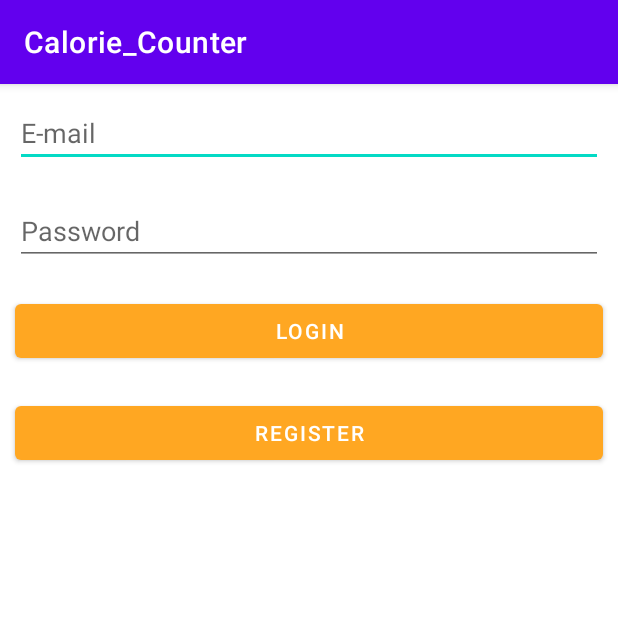
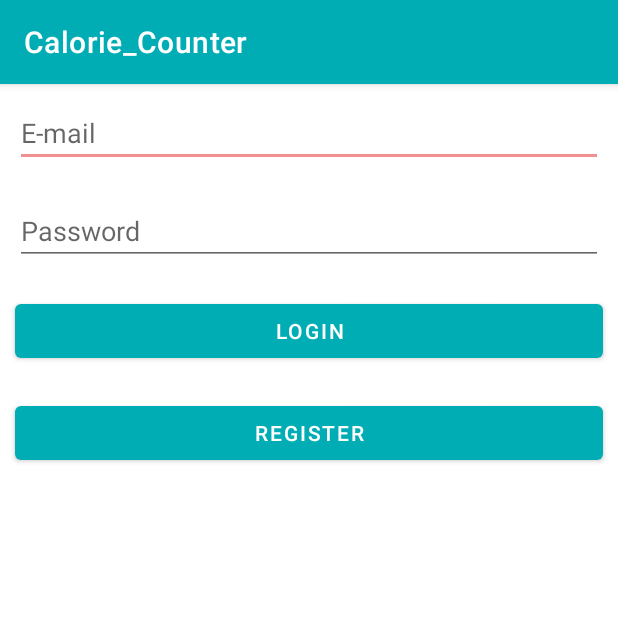
Before and after one commit to AmirAbu-Almajd/Calorie-Counter, an Android app: the screen it shows after launch (loginMenu), on a phone screen of 412 x 824 dp, the top half of it. Run offline under Robolectric (Android 15) with nearby library versions, the light colour scheme and no system bars.

Commit message:
color palette and graph update
the graph is still not working

```diff
--- a/app/src/main/java/com/example/calorie_counter/loginMenu.java
+++ b/app/src/main/java/com/example/calorie_counter/loginMenu.java
@@ -15,7 +15,7 @@ public class loginMenu extends AppCompatActivity {
         super.onCreate(savedInstanceState);
         setContentView(R.layout.activity_main);
         ///////uncomment to clear database/////
-        //getApplicationContext().deleteDatabase("CalorieDB13");
+        getApplicationContext().deleteDatabase("CalorieDB15");
 
         EditText emailtxt = (EditText)findViewById(R.id.emailTxt);
         EditText password  = (EditText)findViewById(R.id.passwordTxt);
--- a/app/src/main/res/drawable/circle.xml
+++ b/app/src/main/res/drawable/circle.xml
@@ -16,7 +16,7 @@
                 android:shape="ring"
                 android:thicknessRatio="16"
                 android:useLevel="true">
-                <solid android:color="#8C98EE" />
+                <solid android:color="#00adb5" />
             </shape>
         </rotate>
     </item>
--- a/app/src/main/res/layout/activity_main.xml
+++ b/app/src/main/res/layout/activity_main.xml
@@ -36,17 +36,18 @@
             android:layout_width="match_parent"
             android:layout_height="wrap_content"
             android:layout_margin="10dp"
-            app:backgroundTint="#FFA722"
+
             android:text="Login"
             />
+        //app:backgroundTint="#FFA722"
 
         <Button
             android:id="@+id/registerBtn"
             android:layout_width="match_parent"
             android:layout_height="wrap_content"
             android:layout_margin="10dp"
-            android:text="Register"
-            app:backgroundTint="#FFA722" />
+            android:text="Register"/>
+            //app:backgroundTint="#FFA722" />
 
     </LinearLayout>
 </androidx.constraintlayout.widget.ConstraintLayout>
--- a/app/src/main/res/layout/activity_profile.xml
+++ b/app/src/main/res/layout/activity_profile.xml
@@ -71,7 +71,8 @@
             android:id="@+id/update_btn"
             android:layout_width="match_parent"
             android:layout_height="wrap_content"
-            app:backgroundTint="#FFA722"
             android:text="Update" />
+        //app:backgroundTint="#FFA722"
+
     </LinearLayout>
 </androidx.constraintlayout.widget.ConstraintLayout>
--- a/app/src/main/res/layout/activity_registeration_menu.xml
+++ b/app/src/main/res/layout/activity_registeration_menu.xml
@@ -95,8 +95,9 @@
             android:layout_width="match_parent"
             android:layout_height="wrap_content"
             android:layout_margin="10dp"
-            app:backgroundTint="#FFA722"
+
             android:text="Register" />
+        //app:backgroundTint="#FFA722"
 
     </LinearLayout>
 
--- a/app/src/main/res/layout/fragment_main_menu.xml
+++ b/app/src/main/res/layout/fragment_main_menu.xml
@@ -94,7 +94,7 @@
                     android:layout_margin="10dp"
                     android:layout_weight="1"
                     android:text="Update"
-                    app:backgroundTint="#FFA722" />
+                     />//app:backgroundTint="#FFA722"
             </LinearLayout>
         </LinearLayout>
     </ScrollView>
--- a/app/src/main/res/values/colors.xml
+++ b/app/src/main/res/values/colors.xml
@@ -1,10 +1,10 @@
 <?xml version="1.0" encoding="utf-8"?>
 <resources>
-    <color name="purple_200">#FFBB86FC</color>
-    <color name="purple_500">#FF6200EE</color>
-    <color name="purple_700">#FF3700B3</color>
-    <color name="teal_200">#FF03DAC5</color>
-    <color name="teal_700">#FF018786</color>
+    <color name="purple_200">#eec4c4</color>
+    <color name="purple_500">#00adb5</color>
+    <color name="purple_700">#aad8d3</color>
+    <color name="teal_200">#f29191</color>
+    <color name="teal_700">#d1d9d9</color>
     <color name="black">#FF000000</color>
     <color name="white">#FFFFFFFF</color>
 </resources>
```
Also changed, not shown: app/src/main/java/com/example/calorie_counter/Database.java (+11 -15 lines), app/src/main/java/com/example/calorie_counter/MainMenuFragment.java (+13 -12 lines).
